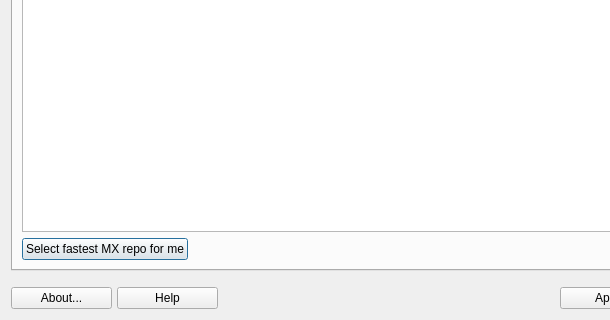
This is mxrepomanager.ui in AdrianTM/mx-repo-manager as Qt 5 draws it before an edit; both pictures show x 0 to 610 and y 185 to 505 of the 777 by 505 pixel window. The edited form follows.
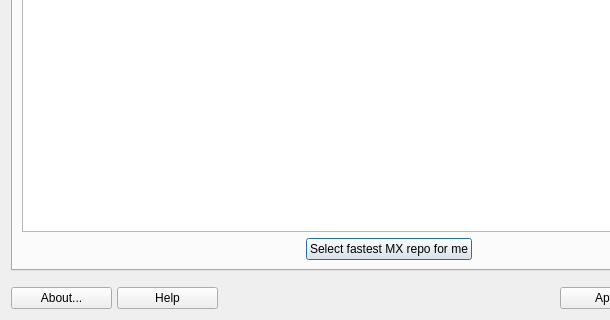
This is the edited form. Icons and pictures are not drawn.

Diff of the .ui file:
```diff
--- a/mxrepomanager.ui
+++ b/mxrepomanager.ui
@@ -59,7 +59,38 @@
        <string>MX repos</string>
       </attribute>
       <layout class="QGridLayout" name="gridLayout_2">
-       <item row="0" column="0">
+       <item row="2" column="1">
+        <widget class="QPushButton" name="pushFastestMX">
+         <property name="sizePolicy">
+          <sizepolicy hsizetype="Fixed" vsizetype="Fixed">
+           <horstretch>0</horstretch>
+           <verstretch>0</verstretch>
+          </sizepolicy>
+         </property>
+         <property name="text">
+          <string>Select fastest MX repo for me</string>
+         </property>
+         <property name="icon">
+          <iconset theme="cursor-arrow">
+           <normaloff/>
+          </iconset>
+         </property>
+        </widget>
+       </item>
+       <item row="2" column="0">
+        <spacer name="horizontalSpacer_3">
+         <property name="orientation">
+          <enum>Qt::Horizontal</enum>
+         </property>
+         <property name="sizeHint" stdset="0">
+          <size>
+           <width>40</width>
+           <height>20</height>
+          </size>
+         </property>
+        </spacer>
+       </item>
+       <item row="0" column="0" colspan="3">
         <widget class="QListWidget" name="listWidget">
          <property name="sizePolicy">
           <sizepolicy hsizetype="Expanding" vsizetype="Expanding">
@@ -135,21 +166,18 @@
          </property>
         </widget>
        </item>
-       <item row="3" column="0">
-        <widget class="QPushButton" name="pushFastestMX">
-         <property name="sizePolicy">
-          <sizepolicy hsizetype="Fixed" vsizetype="Fixed">
-           <horstretch>0</horstretch>
-           <verstretch>0</verstretch>
-          </sizepolicy>
+       <item row="2" column="2">
+        <spacer name="horizontalSpacer_4">
+         <property name="orientation">
+          <enum>Qt::Horizontal</enum>
          </property>
-         <property name="text">
-          <string>Select fastest MX repo for me</string>
+         <property name="sizeHint" stdset="0">
+          <size>
+           <width>40</width>
+           <height>20</height>
+          </size>
          </property>
-         <property name="icon">
-          <iconset theme="cursor-arrow"/>
-         </property>
-        </widget>
+        </spacer>
        </item>
       </layout>
      </widget>
```
Left out of the diff: 117 changed lines with no effect on the pictures.
